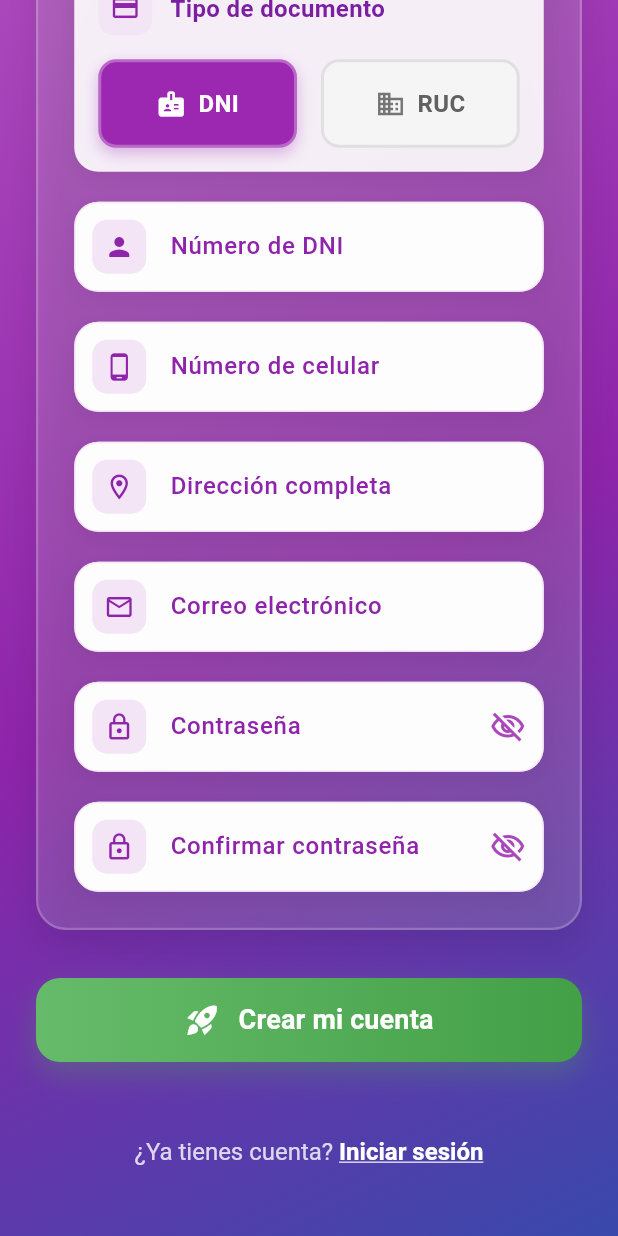
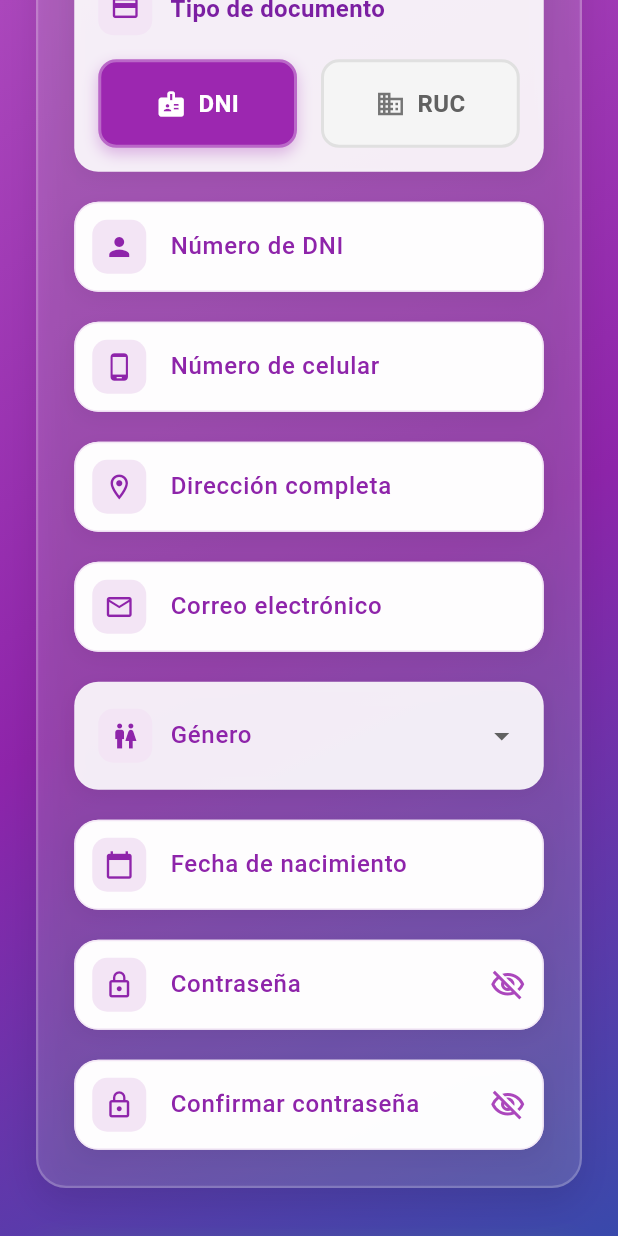
Before and after one commit to edwardqs/app_muchuktec, a Flutter app: the RegisterScreen screen opened by its route, scrolled down 525 dp, on a phone screen of 412 x 824 dp. Run offline on Flutter 3.47's test engine with Material 3 defaults, Android fonts, the phone set to English and light mode, and no system bars; our stand-ins replace shared_preferences; accounts and stored records are empty.

Commit message:
campos adicionales al register

```diff
--- /dev/null
+++ b/devtools_options.yaml
@@ -0,0 +1,3 @@
+description: This file stores settings for Dart & Flutter DevTools.
+documentation: https://docs.flutter.dev/tools/devtools/extensions#configure-extension-enablement-states
+extensions:
--- a/lib/screens/assign_budget_screen.dart
+++ b/lib/screens/assign_budget_screen.dart
@@ -178,7 +178,7 @@ class _AssignBudgetScreenState extends State<AssignBudgetScreen> {
 
     // Aquí iría la lógica para enviar los datos del presupuesto a la API.
     _showSnackBar(
-      'Presupuesto asignado a ${_selectedCategory!.name} para ${_selectedMonth} con S/.${amount.toStringAsFixed(2)}',
+      'Presupuesto asignado a ${_selectedCategory!.name} para $_selectedMonth con S/.${amount.toStringAsFixed(2)}',
       Colors.green,
     );
 
--- a/lib/screens/dashboard_screen.dart
+++ b/lib/screens/dashboard_screen.dart
@@ -3,7 +3,6 @@ import 'package:flutter/material.dart';
 import '../widgets/balance_card.dart';
 import '../widgets/quick_actions.dart';
 import '../widgets/recent_movements.dart';
-import '../widgets/bottom_navigation.dart';
 
 class DashboardScreen extends StatefulWidget {
   const DashboardScreen({super.key});
@@ -13,7 +12,7 @@ class DashboardScreen extends StatefulWidget {
 }
 
 class _DashboardScreenState extends State<DashboardScreen> {
-  int _selectedIndex = 0;
+  final int _selectedIndex = 0;
   void _onItemTapped(int index) {
     print('Dashboard _onItemTapped called with index: $index');
 
--- a/lib/screens/register_screen.dart
+++ b/lib/screens/register_screen.dart
@@ -3,7 +3,7 @@ import 'package:flutter/material.dart';
 import 'package:flutter/services.dart';
 import 'package:http/http.dart' as http;
 import 'dart:convert';
-import 'package:app_muchik/services/user_session.dart';
+import 'package:intl/intl.dart';
 
 const String apiUrl = 'http://10.0.2.2:8000/api';
 class RegisterScreen extends StatefulWidget {
@@ -21,13 +21,18 @@ class _RegisterScreenState extends State<RegisterScreen> {
   final _passwordController = TextEditingController();
   final _confirmPasswordController = TextEditingController();
   final _documentController = TextEditingController();
-  final _phoneController = TextEditingController(); // Nuevo controlador para celular
-  final _addressController = TextEditingController(); // Nuevo controlador para dirección
+  final _phoneController = TextEditingController();
+  final _addressController = TextEditingController();
 
   String _selectedDocumentType = 'DNI';
   bool _isPasswordVisible = false;
   bool _isConfirmPasswordVisible = false;
-  bool _isLoading = false; // Estado de carga para el botón
+  bool _isLoading = false;
+
+  // Nuevas variables para Género y Fecha de Nacimiento
+  String? _selectedGender;
+  final _birthDateController = TextEditingController();
+  DateTime? _selectedDate;
 
   @override
   Widget build(BuildContext context) {
@@ -236,6 +241,16 @@ class _RegisterScreenState extends State<RegisterScreen> {
 
                         const SizedBox(height: 20),
 
+                        // Género Field - ACTUALIZADO
+                        _buildGenderSelector(),
+
+                        const SizedBox(height: 20),
+
+                        // Fecha de nacimiento Field - NUEVO
+                        _buildBirthDateField(),
+
+                        const SizedBox(height: 20),
+
                         // Password Field
                         _buildModernTextField(
                           controller: _passwordController,
@@ -311,7 +326,7 @@ class _RegisterScreenState extends State<RegisterScreen> {
                       ],
                     ),
                     child: ElevatedButton(
-                      onPressed: _handleRegister,
+                      onPressed: _isLoading ? null : _handleRegister,
                       style: ElevatedButton.styleFrom(
                         backgroundColor: Colors.transparent,
                         shadowColor: Colors.transparent,
@@ -319,7 +334,11 @@ class _RegisterScreenState extends State<RegisterScreen> {
                           borderRadius: BorderRadius.circular(16),
                         ),
                       ),
-                      child: const Row(
+                      child: _isLoading
+                          ? const CircularProgressIndicator(
+                        valueColor: AlwaysStoppedAnimation<Color>(Colors.white),
+                      )
+                          : const Row(
                         mainAxisAlignment: MainAxisAlignment.center,
                         children: [
                           Icon(
@@ -393,6 +412,8 @@ class _RegisterScreenState extends State<RegisterScreen> {
     String? Function(String?)? validator,
     List<TextInputFormatter>? inputFormatters,
     String? suffixText,
+    bool readOnly = false,
+    VoidCallback? onTap,
   }) {
     return Container(
       decoration: BoxDecoration(
@@ -409,6 +430,8 @@ class _RegisterScreenState extends State<RegisterScreen> {
       ),
       child: TextFormField(
         controller: controller,
+        readOnly: readOnly,
+        onTap: onTap,
         keyboardType: keyboardType,
         obscureText: isPassword ? !(isPasswordVisible ?? false) : false,
         inputFormatters: inputFormatters,
@@ -630,7 +653,122 @@ class _RegisterScreenState extends State<RegisterScreen> {
     );
   }
 
-  // --- NUEVA LÓGICA DE REGISTRO ---
+  // Nuevo widget para seleccionar el género - SIMPLIFICADO
+  Widget _buildGenderSelector() {
+    return Container(
+      padding: const EdgeInsets.symmetric(vertical: 8, horizontal: 16),
+      decoration: BoxDecoration(
+        color: Colors.white.withOpacity(0.9),
+        borderRadius: BorderRadius.circular(16),
+        boxShadow: [
+          BoxShadow(
+            color: Colors.black.withOpacity(0.05),
+            spreadRadius: 0,
+            blurRadius: 10,
+            offset: const Offset(0, 4),
+          ),
+        ],
+      ),
+      child: Row(
+        children: [
+          Container(
+            padding: const EdgeInsets.all(8),
+            decoration: BoxDecoration(
+              color: Colors.purple[50],
+              borderRadius: BorderRadius.circular(10),
+            ),
+            child: Icon(
+              Icons.wc_outlined,
+              color: Colors.purple[600],
+              size: 20,
+            ),
+          ),
+          const SizedBox(width: 12),
+          Expanded(
+            child: DropdownButtonFormField<String>(
+              value: _selectedGender,
+              decoration: InputDecoration(
+                labelText: 'Género',
+                labelStyle: TextStyle(
+                  color: Colors.purple[600],
+                  fontWeight: FontWeight.w500,
+                ),
+                border: InputBorder.none,
+              ),
+              // Opciones de género simplificadas a solo Masculino y Femenino
+              items: ['Masculino', 'Femenino']
+                  .map((String value) {
+                return DropdownMenuItem<String>(
+                  value: value,
+                  child: Text(value),
+                );
+              }).toList(),
+              onChanged: (String? newValue) {
+                setState(() {
+                  _selectedGender = newValue;
+                });
+              },
+              validator: (value) {
+                if (value == null) {
+                  return 'Por favor selecciona tu género';
+                }
+                return null;
+              },
+            ),
+          ),
+        ],
+      ),
+    );
+  }
+
+  // Nuevo widget para seleccionar la fecha de nacimiento
+  Widget _buildBirthDateField() {
+    return _buildModernTextField(
+      controller: _birthDateController,
+      label: 'Fecha de nacimiento',
+      icon: Icons.calendar_today,
+      readOnly: true,
+      onTap: () async {
+        final DateTime? picked = await showDatePicker(
+          context: context,
+          initialDate: _selectedDate ?? DateTime.now(),
+          firstDate: DateTime(1900),
+          lastDate: DateTime.now(),
+          builder: (BuildContext context, Widget? child) {
+            return Theme(
+              data: ThemeData.light().copyWith(
+                colorScheme: ColorScheme.light(
+                  primary: Colors.purple[600]!, // Color del encabezado
+                  onPrimary: Colors.white, // Color del texto del encabezado
+                  surface: Colors.white, // Color de fondo del calendario
+                  onSurface: Colors.black87, // Color del texto del calendario
+                ),
+                textButtonTheme: TextButtonThemeData(
+                  style: TextButton.styleFrom(
+                    foregroundColor: Colors.purple[600], // Color de los botones 'CANCEL' y 'OK'
+                  ),
+                ),
+              ),
+              child: child!,
+            );
+          },
+        );
+        if (picked != null && picked != _selectedDate) {
+          setState(() {
+            _selectedDate = picked;
+            _birthDateController.text = DateFormat('yyyy-MM-dd').format(picked);
+          });
+        }
+      },
+      validator: (value) {
+        if (value == null || value.isEmpty) {
+          return 'Por favor ingresa tu fecha de nacimiento';
+        }
+        return null;
+      },
+    );
+  }
+
   void _handleRegister() async {
     // Validar el formulario antes de enviar
     if (_formKey.currentState!.validate()) {
@@ -641,6 +779,14 @@ class _RegisterScreenState extends State<RegisterScreen> {
       // Mapear el tipo de documento a un código numérico
       int tipoDocumento = _selectedDocumentType == 'DNI' ? 1 : 2;
 
+      // Convertir el género seleccionado a 'M' o 'F'
+      String? generoParaEnvio;
+      if (_selectedGender == 'Masculino') {
+        generoParaEnvio = 'M';
+      } else if (_selectedGender == 'Femenino') {
+        generoParaEnvio = 'F';
+      }
+
       // Crear el cuerpo de la solicitud JSON
       final Map<String, dynamic> requestBody = {
         'username': _usernameController.text,
@@ -648,10 +794,12 @@ class _RegisterScreenState extends State<RegisterScreen> {
         'password': _passwordController.text,
         'password_confirmation': _confirmPasswordController.text,
         'nombres_completos': _nameController.text,
-        'tipodoc': tipoDocumento, // Clave corregida
-        'numerodoc': _documentController.text, // Clave corregida
+        'tipodoc': tipoDocumento,
+        'numerodoc': _documentController.text,
         'direccion': _addressController.text,
         'telefono': _phoneController.text,
+        'genero': generoParaEnvio, // Campo de género actualizado
+        'fecha_nacimiento': _birthDateController.text,
       };
 
       try {
@@ -706,6 +854,7 @@ class _RegisterScreenState extends State<RegisterScreen> {
       ),
     );
   }
+
   @override
   void dispose() {
     _nameController.dispose();
@@ -714,8 +863,9 @@ class _RegisterScreenState extends State<RegisterScreen> {
     _passwordController.dispose();
     _confirmPasswordController.dispose();
     _documentController.dispose();
-    _phoneController.dispose(); // Nuevo dispose
-    _addressController.dispose(); // Nuevo dispose
+    _phoneController.dispose();
+    _addressController.dispose();
+    _birthDateController.dispose();
     super.dispose();
   }
 }
--- a/lib/screens/reports_screen.dart
+++ b/lib/screens/reports_screen.dart
@@ -9,7 +9,7 @@ class ReportsScreen extends StatefulWidget {
 }
 
 class _ReportsScreenState extends State<ReportsScreen> {
-  int _selectedIndex = 1;
+  final int _selectedIndex = 1;
 
   void _onItemTapped(int index) {
     switch (index) {
--- a/lib/screens/settings_screen.dart
+++ b/lib/screens/settings_screen.dart
@@ -9,7 +9,7 @@ class SettingsScreen extends StatefulWidget {
 }
 
 class _SettingsScreenState extends State<SettingsScreen> {
-  int _selectedIndex = 4;
+  final int _selectedIndex = 4;
 
   void _onItemTapped(int index) {
     switch (index) {
--- a/lib/services/auth_service.dart
+++ b/lib/services/auth_service.dart
@@ -1,7 +1,6 @@
 import 'package:http/http.dart' as http;
 import 'package:shared_preferences/shared_preferences.dart';
 import 'dart:async';
-import 'dart:convert';
 
 const String apiUrl = 'http://10.0.2.2:8000/api';
 
```
